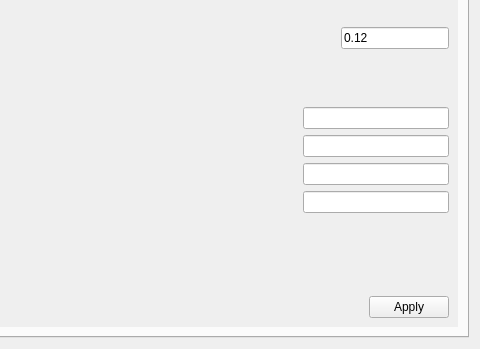
This is Code/Mantid/MantidQt/CustomInterfaces/inc/MantidQtCustomInterfaces/MantidEV.ui in mantidproject/mantid as Qt 5 draws it before an edit; both pictures show x 298 to 778 and y 386 to 735 of the 778 by 735 pixel window. The edited form follows.
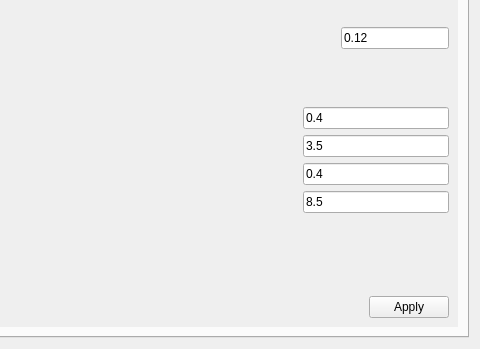
This is the edited form. The open tabs and pages were chosen to show the change.

```diff
--- a/Code/Mantid/MantidQt/CustomInterfaces/inc/MantidQtCustomInterfaces/MantidEV.ui
+++ b/Code/Mantid/MantidQt/CustomInterfaces/inc/MantidQtCustomInterfaces/MantidEV.ui
@@ -980,9 +980,9 @@
           <property name="geometry">
            <rect>
             <x>0</x>
-            <y>0</y>
-            <width>738</width>
-            <height>633</height>
+            <y>-66</y>
+            <width>720</width>
+            <height>699</height>
            </rect>
           </property>
           <layout class="QVBoxLayout" name="verticalLayout_12">
@@ -1572,6 +1572,9 @@
                  <height>16777215</height>
                 </size>
                </property>
+               <property name="text">
+                <string>0.4</string>
+               </property>
               </widget>
              </item>
             </layout>
@@ -1628,6 +1631,9 @@
                  <height>16777215</height>
                 </size>
                </property>
+               <property name="text">
+                <string>3.5</string>
+               </property>
               </widget>
              </item>
             </layout>
@@ -1684,6 +1690,9 @@
                  <height>16777215</height>
                 </size>
                </property>
+               <property name="text">
+                <string>0.4</string>
+               </property>
               </widget>
              </item>
             </layout>
@@ -1740,6 +1749,9 @@
                  <height>16777215</height>
                 </size>
                </property>
+               <property name="text">
+                <string>8.5</string>
+               </property>
               </widget>
              </item>
             </layout>
```
Left out of the diff: 2 changed lines with no effect on the pictures. Lines whose indentation alone changed are shown as unchanged.
